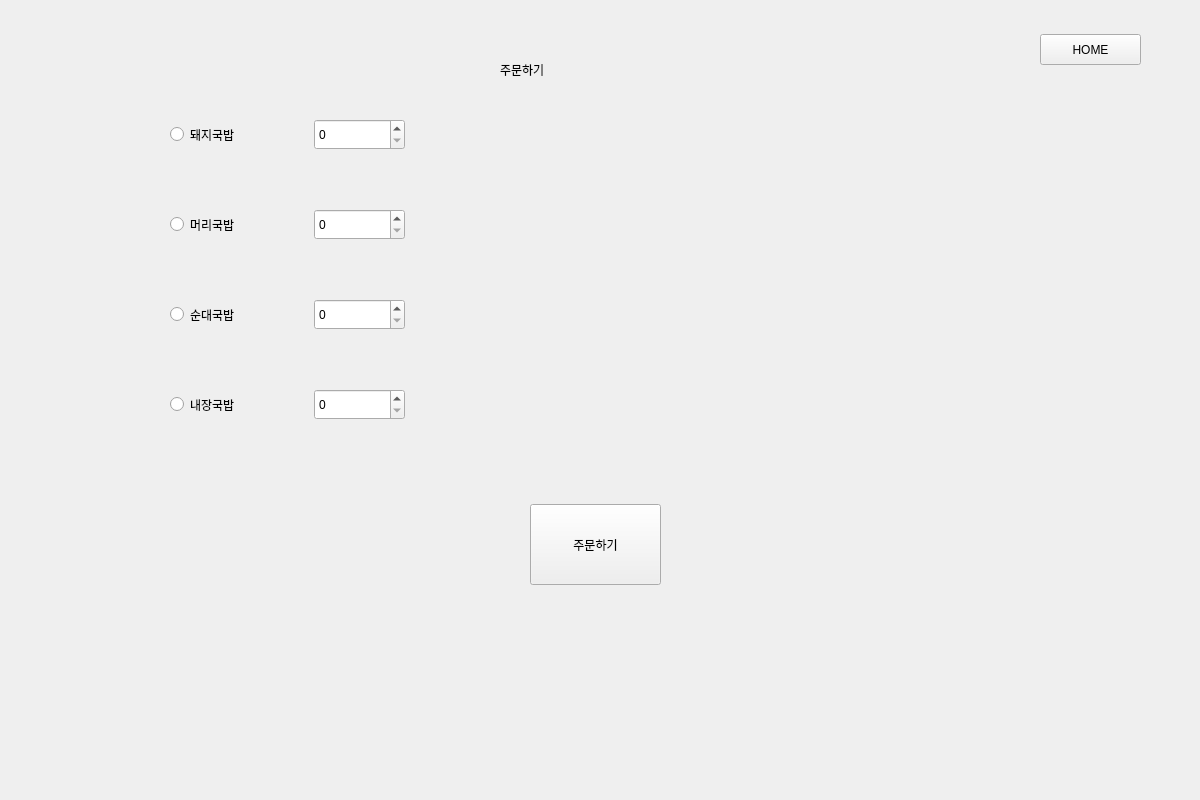
Before: the Qt Designer form smartstore.ui in TaePyeongkang/smart-store, drawn with Qt 5.
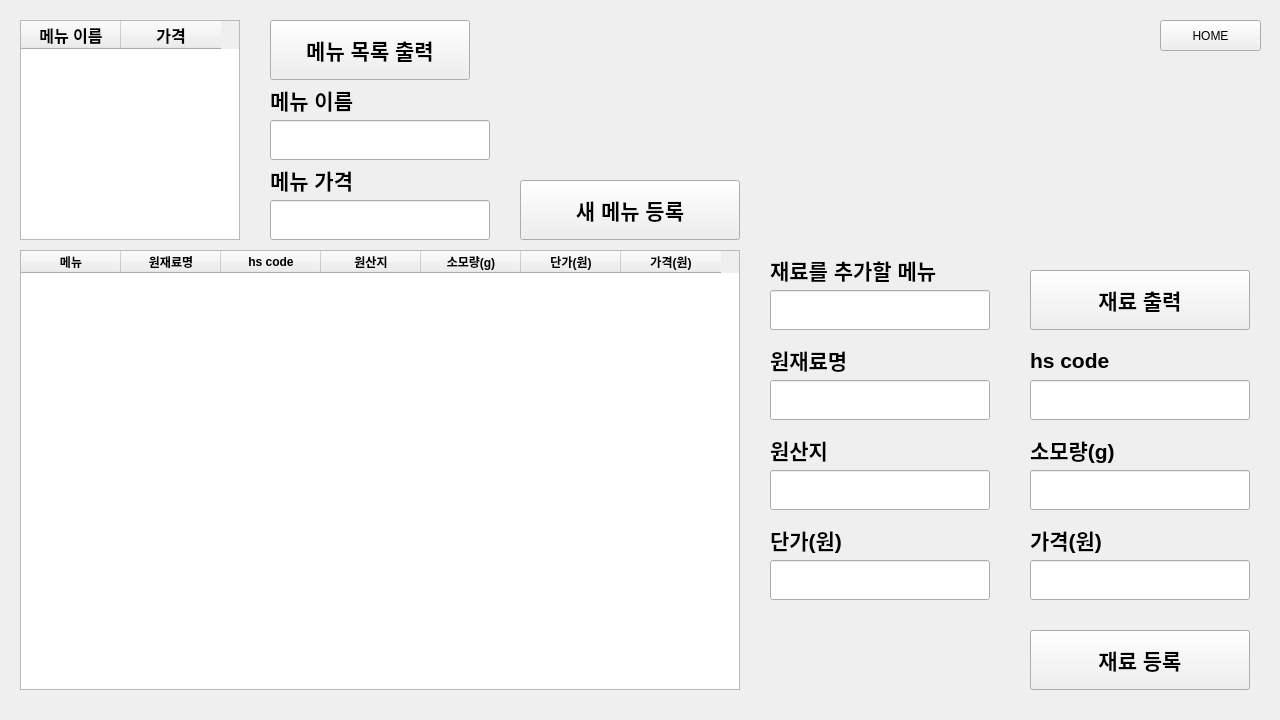
After: the same form once the commit is applied. The open tabs and pages were chosen to show the change. Icons and pictures are not drawn.

```diff
--- a/smartstore.ui
+++ b/smartstore.ui
@@ -6,8 +6,8 @@
    <rect>
     <x>0</x>
     <y>0</y>
-    <width>1200</width>
-    <height>800</height>
+    <width>1280</width>
+    <height>720</height>
    </rect>
   </property>
   <property name="windowTitle">
@@ -17,9 +17,9 @@
    <property name="geometry">
     <rect>
      <x>0</x>
-     <y>4</y>
-     <width>1200</width>
-     <height>800</height>
+     <y>0</y>
+     <width>1280</width>
+     <height>720</height>
     </rect>
    </property>
    <property name="currentIndex">
@@ -742,8 +742,8 @@
     <widget class="QLabel" name="label_15">
      <property name="geometry">
       <rect>
-       <x>500</x>
-       <y>30</y>
+       <x>570</x>
+       <y>70</y>
        <width>221</width>
        <height>71</height>
       </rect>
@@ -758,18 +758,21 @@
     <widget class="QSpinBox" name="menu1count">
      <property name="geometry">
       <rect>
-       <x>314</x>
-       <y>115</y>
+       <x>454</x>
+       <y>175</y>
        <width>91</width>
        <height>31</height>
       </rect>
      </property>
+     <property name="value">
+      <number>0</number>
+     </property>
     </widget>
     <widget class="QSpinBox" name="menu2count">
      <property name="geometry">
       <rect>
-       <x>314</x>
-       <y>205</y>
+       <x>454</x>
+       <y>265</y>
        <width>91</width>
        <height>31</height>
       </rect>
@@ -778,8 +781,8 @@
     <widget class="QSpinBox" name="menu3count">
      <property name="geometry">
       <rect>
-       <x>314</x>
-       <y>295</y>
+       <x>454</x>
+       <y>355</y>
        <width>91</width>
        <height>31</height>
       </rect>
@@ -788,8 +791,8 @@
     <widget class="QSpinBox" name="menu4count">
      <property name="geometry">
       <rect>
-       <x>314</x>
-       <y>385</y>
+       <x>454</x>
+       <y>445</y>
        <width>91</width>
        <height>31</height>
       </rect>
@@ -798,8 +801,8 @@
     <widget class="QPushButton" name="menu_order">
      <property name="geometry">
       <rect>
-       <x>530</x>
-       <y>500</y>
+       <x>580</x>
+       <y>540</y>
        <width>131</width>
        <height>81</height>
       </rect>
@@ -811,8 +814,8 @@
     <widget class="QRadioButton" name="menu1">
      <property name="geometry">
       <rect>
-       <x>170</x>
-       <y>100</y>
+       <x>310</x>
+       <y>160</y>
        <width>131</width>
        <height>61</height>
       </rect>
@@ -828,8 +831,8 @@
     <widget class="QRadioButton" name="menu2">
      <property name="geometry">
       <rect>
-       <x>170</x>
-       <y>190</y>
+       <x>310</x>
+       <y>250</y>
        <width>131</width>
        <height>61</height>
       </rect>
@@ -845,8 +848,8 @@
     <widget class="QRadioButton" name="menu3">
      <property name="geometry">
       <rect>
-       <x>170</x>
-       <y>280</y>
+       <x>310</x>
+       <y>340</y>
        <width>131</width>
        <height>61</height>
       </rect>
@@ -862,8 +865,8 @@
     <widget class="QRadioButton" name="menu4">
      <property name="geometry">
       <rect>
-       <x>170</x>
-       <y>370</y>
+       <x>310</x>
+       <y>430</y>
        <width>131</width>
        <height>61</height>
       </rect>
@@ -879,7 +882,7 @@
     <widget class="QPushButton" name="inquire_home_4">
      <property name="geometry">
       <rect>
-       <x>1040</x>
+       <x>1160</x>
        <y>30</y>
        <width>101</width>
        <height>31</height>
@@ -890,6 +893,799 @@
      </property>
     </widget>
    </widget>
+   <widget class="QWidget" name="page_7">
+    <widget class="QLineEdit" name="stuffName">
+     <property name="geometry">
+      <rect>
+       <x>770</x>
+       <y>380</y>
+       <width>220</width>
+       <height>40</height>
+      </rect>
+     </property>
+     <property name="font">
+      <font>
+       <pointsize>16</pointsize>
+      </font>
+     </property>
+     <property name="text">
+      <string/>
+     </property>
+    </widget>
+    <widget class="QLabel" name="label_17">
+     <property name="geometry">
+      <rect>
+       <x>270</x>
+       <y>160</y>
+       <width>220</width>
+       <height>40</height>
+      </rect>
+     </property>
+     <property name="font">
+      <font>
+       <pointsize>16</pointsize>
+       <weight>75</weight>
+       <bold>true</bold>
+      </font>
+     </property>
+     <property name="text">
+      <string>메뉴 가격</string>
+     </property>
+    </widget>
+    <widget class="QLabel" name="label_18">
+     <property name="geometry">
+      <rect>
+       <x>770</x>
+       <y>340</y>
+       <width>220</width>
+       <height>40</height>
+      </rect>
+     </property>
+     <property name="font">
+      <font>
+       <pointsize>16</pointsize>
+       <weight>75</weight>
+       <bold>true</bold>
+      </font>
+     </property>
+     <property name="text">
+      <string>원재료명</string>
+     </property>
+    </widget>
+    <widget class="QLineEdit" name="hsCode">
+     <property name="geometry">
+      <rect>
+       <x>1030</x>
+       <y>380</y>
+       <width>220</width>
+       <height>40</height>
+      </rect>
+     </property>
+     <property name="font">
+      <font>
+       <pointsize>16</pointsize>
+      </font>
+     </property>
+     <property name="text">
+      <string/>
+     </property>
+    </widget>
+    <widget class="QLineEdit" name="stuffMenu">
+     <property name="geometry">
+      <rect>
+       <x>770</x>
+       <y>290</y>
+       <width>220</width>
+       <height>40</height>
+      </rect>
+     </property>
+     <property name="font">
+      <font>
+       <pointsize>16</pointsize>
+      </font>
+     </property>
+     <property name="text">
+      <string/>
+     </property>
+    </widget>
+    <widget class="QTableWidget" name="menu">
+     <property name="geometry">
+      <rect>
+       <x>20</x>
+       <y>20</y>
+       <width>220</width>
+       <height>220</height>
+      </rect>
+     </property>
+     <property name="font">
+      <font>
+       <pointsize>12</pointsize>
+       <weight>75</weight>
+       <bold>true</bold>
+      </font>
+     </property>
+     <property name="autoScrollMargin">
+      <number>16</number>
+     </property>
+     <property name="iconSize">
+      <size>
+       <width>0</width>
+       <height>0</height>
+      </size>
+     </property>
+     <column>
+      <property name="text">
+       <string>메뉴 이름</string>
+      </property>
+     </column>
+     <column>
+      <property name="text">
+       <string>가격</string>
+      </property>
+     </column>
+    </widget>
+    <widget class="QLabel" name="label_19">
+     <property name="geometry">
+      <rect>
+       <x>1030</x>
+       <y>430</y>
+       <width>220</width>
+       <height>40</height>
+      </rect>
+     </property>
+     <property name="font">
+      <font>
+       <pointsize>16</pointsize>
+       <weight>75</weight>
+       <bold>true</bold>
+      </font>
+     </property>
+     <property name="text">
+      <string>소모량(g)</string>
+     </property>
+    </widget>
+    <widget class="QLabel" name="label_20">
+     <property name="geometry">
+      <rect>
+       <x>770</x>
+       <y>520</y>
+       <width>220</width>
+       <height>40</height>
+      </rect>
+     </property>
+     <property name="font">
+      <font>
+       <pointsize>16</pointsize>
+       <weight>75</weight>
+       <bold>true</bold>
+      </font>
+     </property>
+     <property name="text">
+      <string>단가(원)</string>
+     </property>
+    </widget>
+    <widget class="QPushButton" name="addStuff">
+     <property name="geometry">
+      <rect>
+       <x>1030</x>
+       <y>630</y>
+       <width>220</width>
+       <height>60</height>
+      </rect>
+     </property>
+     <property name="font">
+      <font>
+       <pointsize>16</pointsize>
+       <weight>75</weight>
+       <bold>true</bold>
+      </font>
+     </property>
+     <property name="text">
+      <string>재료 등록</string>
+     </property>
+    </widget>
+    <widget class="QPushButton" name="printStuff">
+     <property name="geometry">
+      <rect>
+       <x>1030</x>
+       <y>270</y>
+       <width>220</width>
+       <height>60</height>
+      </rect>
+     </property>
+     <property name="font">
+      <font>
+       <pointsize>16</pointsize>
+       <weight>75</weight>
+       <bold>true</bold>
+      </font>
+     </property>
+     <property name="text">
+      <string>재료 출력</string>
+     </property>
+    </widget>
+    <widget class="QLineEdit" name="menuName">
+     <property name="geometry">
+      <rect>
+       <x>270</x>
+       <y>120</y>
+       <width>220</width>
+       <height>40</height>
+      </rect>
+     </property>
+     <property name="font">
+      <font>
+       <pointsize>16</pointsize>
+      </font>
+     </property>
+     <property name="text">
+      <string/>
+     </property>
+    </widget>
+    <widget class="QLineEdit" name="onePrice">
+     <property name="geometry">
+      <rect>
+       <x>770</x>
+       <y>560</y>
+       <width>220</width>
+       <height>40</height>
+      </rect>
+     </property>
+     <property name="font">
+      <font>
+       <pointsize>16</pointsize>
+      </font>
+     </property>
+    </widget>
+    <widget class="QLabel" name="label_21">
+     <property name="geometry">
+      <rect>
+       <x>270</x>
+       <y>80</y>
+       <width>220</width>
+       <height>40</height>
+      </rect>
+     </property>
+     <property name="font">
+      <font>
+       <pointsize>16</pointsize>
+       <weight>75</weight>
+       <bold>true</bold>
+      </font>
+     </property>
+     <property name="text">
+      <string>메뉴 이름</string>
+     </property>
+    </widget>
+    <widget class="QLabel" name="label_22">
+     <property name="geometry">
+      <rect>
+       <x>770</x>
+       <y>250</y>
+       <width>220</width>
+       <height>40</height>
+      </rect>
+     </property>
+     <property name="font">
+      <font>
+       <pointsize>16</pointsize>
+       <weight>75</weight>
+       <bold>true</bold>
+      </font>
+     </property>
+     <property name="text">
+      <string>재료를 추가할 메뉴</string>
+     </property>
+    </widget>
+    <widget class="QLabel" name="label_23">
+     <property name="geometry">
+      <rect>
+       <x>1030</x>
+       <y>340</y>
+       <width>220</width>
+       <height>40</height>
+      </rect>
+     </property>
+     <property name="font">
+      <font>
+       <pointsize>16</pointsize>
+       <weight>75</weight>
+       <bold>true</bold>
+      </font>
+     </property>
+     <property name="text">
+      <string>hs code</string>
+     </property>
+    </widget>
+    <widget class="QLineEdit" name="allPrice">
+     <property name="geometry">
+      <rect>
+       <x>1030</x>
+       <y>560</y>
+       <width>220</width>
+       <height>40</height>
+      </rect>
+     </property>
+     <property name="font">
+      <font>
+       <pointsize>16</pointsize>
+      </font>
+     </property>
+    </widget>
+    <widget class="QTableWidget" name="stuff">
+     <property name="geometry">
+      <rect>
+       <x>20</x>
+       <y>250</y>
+       <width>720</width>
+       <height>440</height>
+      </rect>
+     </property>
+     <property name="font">
+      <font>
+       <pointsize>9</pointsize>
+       <weight>75</weight>
+       <bold>true</bold>
+      </font>
+     </property>
+     <column>
+      <property name="text">
+       <string>메뉴</string>
+      </property>
+     </column>
+     <column>
+      <property name="text">
+       <string>원재료명</string>
+      </property>
+     </column>
+     <column>
+      <property name="text">
+       <string>hs code</string>
+      </property>
+     </column>
+     <column>
+      <property name="text">
+       <string>원산지</string>
+      </property>
+     </column>
+     <column>
+      <property name="text">
+       <string>소모량(g)</string>
+      </property>
+     </column>
+     <column>
+      <property name="text">
+       <string>단가(원)</string>
+      </property>
+     </column>
+     <column>
+      <property name="text">
+       <string>가격(원)</string>
+      </property>
+     </column>
+    </widget>
+    <widget class="QPushButton" name="addMenu">
+     <property name="geometry">
+      <rect>
+       <x>520</x>
+       <y>180</y>
+       <width>220</width>
+       <height>60</height>
+      </rect>
+     </property>
+     <property name="font">
+      <font>
+       <pointsize>16</pointsize>
+       <weight>75</weight>
+       <bold>true</bold>
+      </font>
+     </property>
+     <property name="text">
+      <string>새 메뉴 등록</string>
+     </property>
+    </widget>
+    <widget class="QLabel" name="label_24">
+     <property name="geometry">
+      <rect>
+       <x>770</x>
+       <y>430</y>
+       <width>220</width>
+       <height>40</height>
+      </rect>
+     </property>
+     <property name="font">
+      <font>
+       <pointsize>16</pointsize>
+       <weight>75</weight>
+       <bold>true</bold>
+      </font>
+     </property>
+     <property name="text">
+      <string>원산지</string>
+     </property>
+    </widget>
+    <widget class="QLineEdit" name="whereFrom">
+     <property name="geometry">
+      <rect>
+       <x>770</x>
+       <y>470</y>
+       <width>220</width>
+       <height>40</height>
+      </rect>
+     </property>
+     <property name="font">
+      <font>
+       <pointsize>16</pointsize>
+      </font>
+     </property>
+    </widget>
+    <widget class="QPushButton" name="printMenu">
+     <property name="geometry">
+      <rect>
+       <x>270</x>
+       <y>20</y>
+       <width>200</width>
+       <height>60</height>
+      </rect>
+     </property>
+     <property name="font">
+      <font>
+       <pointsize>16</pointsize>
+       <weight>75</weight>
+       <bold>true</bold>
+      </font>
+     </property>
+     <property name="text">
+      <string>메뉴 목록 출력</string>
+     </property>
+    </widget>
+    <widget class="QLabel" name="label_25">
+     <property name="geometry">
+      <rect>
+       <x>1030</x>
+       <y>520</y>
+       <width>220</width>
+       <height>40</height>
+      </rect>
+     </property>
+     <property name="font">
+      <font>
+       <pointsize>16</pointsize>
+       <weight>75</weight>
+       <bold>true</bold>
+      </font>
+     </property>
+     <property name="text">
+      <string>가격(원)</string>
+     </property>
+    </widget>
+    <widget class="QLineEdit" name="menuPrice">
+     <property name="geometry">
+      <rect>
+       <x>270</x>
+       <y>200</y>
+       <width>220</width>
+       <height>40</height>
+      </rect>
+     </property>
+     <property name="font">
+      <font>
+       <pointsize>16</pointsize>
+      </font>
+     </property>
+     <property name="text">
+      <string/>
+     </property>
+    </widget>
+    <widget class="QLineEdit" name="heavy">
+     <property name="geometry">
+      <rect>
+       <x>1030</x>
+       <y>470</y>
+       <width>220</width>
+       <height>40</height>
+      </rect>
+     </property>
+     <property name="font">
+      <font>
+       <pointsize>16</pointsize>
+      </font>
+     </property>
+    </widget>
+    <widget class="QPushButton" name="inquire_home_5">
+     <property name="geometry">
+      <rect>
+       <x>1160</x>
+       <y>20</y>
+       <width>101</width>
+       <height>31</height>
+      </rect>
+     </property>
+     <property name="text">
+      <string>HOME</string>
+     </property>
+    </widget>
+   </widget>
+   <widget class="QWidget" name="page_8">
+    <widget class="QTextBrowser" name="questOrder">
+     <property name="geometry">
+      <rect>
+       <x>450</x>
+       <y>450</y>
+       <width>300</width>
+       <height>50</height>
+      </rect>
+     </property>
+     <property name="font">
+      <font>
+       <pointsize>16</pointsize>
+       <weight>75</weight>
+       <bold>true</bold>
+      </font>
+     </property>
+    </widget>
+    <widget class="QTextBrowser" name="questId">
+     <property name="geometry">
+      <rect>
+       <x>450</x>
+       <y>250</y>
+       <width>300</width>
+       <height>50</height>
+      </rect>
+     </property>
+     <property name="font">
+      <font>
+       <pointsize>16</pointsize>
+       <weight>75</weight>
+       <bold>true</bold>
+      </font>
+     </property>
+    </widget>
+    <widget class="QLabel" name="label_26">
+     <property name="geometry">
+      <rect>
+       <x>770</x>
+       <y>210</y>
+       <width>200</width>
+       <height>40</height>
+      </rect>
+     </property>
+     <property name="font">
+      <font>
+       <pointsize>16</pointsize>
+       <weight>75</weight>
+       <bold>true</bold>
+      </font>
+     </property>
+     <property name="text">
+      <string>문의 내용</string>
+     </property>
+    </widget>
+    <widget class="QLabel" name="label_27">
+     <property name="geometry">
+      <rect>
+       <x>450</x>
+       <y>210</y>
+       <width>200</width>
+       <height>40</height>
+      </rect>
+     </property>
+     <property name="font">
+      <font>
+       <pointsize>16</pointsize>
+       <weight>75</weight>
+       <bold>true</bold>
+      </font>
+     </property>
+     <property name="text">
+      <string>문의 아이디</string>
+     </property>
+    </widget>
+    <widget class="QPushButton" name="printQuestions">
+     <property name="geometry">
+      <rect>
+       <x>230</x>
+       <y>180</y>
+       <width>200</width>
+       <height>60</height>
+      </rect>
+     </property>
+     <property name="font">
+      <font>
+       <pointsize>16</pointsize>
+       <weight>75</weight>
+       <bold>true</bold>
+      </font>
+     </property>
+     <property name="text">
+      <string>문의 조회</string>
+     </property>
+    </widget>
+    <widget class="QLabel" name="label_28">
+     <property name="geometry">
+      <rect>
+       <x>450</x>
+       <y>410</y>
+       <width>200</width>
+       <height>40</height>
+      </rect>
+     </property>
+     <property name="font">
+      <font>
+       <pointsize>16</pointsize>
+       <weight>75</weight>
+       <bold>true</bold>
+      </font>
+     </property>
+     <property name="text">
+      <string>문의 주문</string>
+     </property>
+    </widget>
+    <widget class="QTextBrowser" name="questText">
+     <property name="geometry">
+      <rect>
+       <x>770</x>
+       <y>250</y>
+       <width>500</width>
+       <height>450</height>
+      </rect>
+     </property>
+     <property name="font">
+      <font>
+       <pointsize>16</pointsize>
+       <weight>75</weight>
+       <bold>true</bold>
+      </font>
+     </property>
+    </widget>
+    <widget class="QLabel" name="label_29">
+     <property name="geometry">
+      <rect>
+       <x>450</x>
+       <y>310</y>
+       <width>200</width>
+       <height>40</height>
+      </rect>
+     </property>
+     <property name="font">
+      <font>
+       <pointsize>16</pointsize>
+       <weight>75</weight>
+       <bold>true</bold>
+      </font>
+     </property>
+     <property name="text">
+      <string>문의 품목</string>
+     </property>
+    </widget>
+    <widget class="QLabel" name="label_30">
+     <property name="geometry">
+      <rect>
+       <x>10</x>
+       <y>20</y>
+       <width>260</width>
+       <height>40</height>
+      </rect>
+     </property>
+     <property name="font">
+      <font>
+       <pointsize>16</pointsize>
+       <weight>75</weight>
+       <bold>true</bold>
+      </font>
+     </property>
+     <property name="text">
+      <string>확인하지 않은 문의 개수 :</string>
+     </property>
+    </widget>
+    <widget class="QLabel" name="label_31">
+     <property name="geometry">
+      <rect>
+       <x>10</x>
+       <y>200</y>
+       <width>100</width>
+       <height>50</height>
+      </rect>
+     </property>
+     <property name="font">
+      <font>
+       <pointsize>16</pointsize>
+       <weight>75</weight>
+       <bold>true</bold>
+      </font>
+     </property>
+     <property name="text">
+      <string>문의 목록</string>
+     </property>
+    </widget>
+    <widget class="QTableWidget" name="questions">
+     <property name="geometry">
+      <rect>
+       <x>10</x>
+       <y>250</y>
+       <width>420</width>
+       <height>450</height>
+      </rect>
+     </property>
+     <property name="font">
+      <font>
+       <pointsize>12</pointsize>
+       <weight>75</weight>
+       <bold>true</bold>
+      </font>
+     </property>
+     <column>
+      <property name="text">
+       <string>ID</string>
+      </property>
+     </column>
+     <column>
+      <property name="text">
+       <string>문의 상품</string>
+      </property>
+     </column>
+     <column>
+      <property name="text">
+       <string>문의 주문</string>
+      </property>
+     </column>
+     <column>
+      <property name="text">
+       <string>문의 제목</string>
+      </property>
+     </column>
+    </widget>
+    <widget class="QTextBrowser" name="questProduct">
+     <property name="geometry">
+      <rect>
+       <x>450</x>
+       <y>350</y>
+       <width>300</width>
+       <height>50</height>
+      </rect>
+     </property>
+     <property name="font">
+      <font>
+       <pointsize>16</pointsize>
+       <weight>75</weight>
+       <bold>true</bold>
+      </font>
+     </property>
+    </widget>
+    <widget class="QLabel" name="questAlarm">
+     <property name="geometry">
+      <rect>
+       <x>280</x>
+       <y>20</y>
+       <width>80</width>
+       <height>40</height>
+      </rect>
+     </property>
+     <property name="font">
+      <font>
+       <pointsize>16</pointsize>
+       <weight>75</weight>
+       <bold>true</bold>
+      </font>
+     </property>
+     <property name="text">
+      <string>0</string>
+     </property>
+    </widget>
+    <widget class="QPushButton" name="inquire_home_6">
+     <property name="geometry">
+      <rect>
+       <x>1160</x>
+       <y>20</y>
+       <width>101</width>
+       <height>31</height>
+      </rect>
+     </property>
+     <property name="text">
+      <string>HOME</string>
+     </property>
+    </widget>
+   </widget>
   </widget>
  </widget>
  <resources/>
```
Left out of the diff: 205 changed lines with no effect on the pictures.
